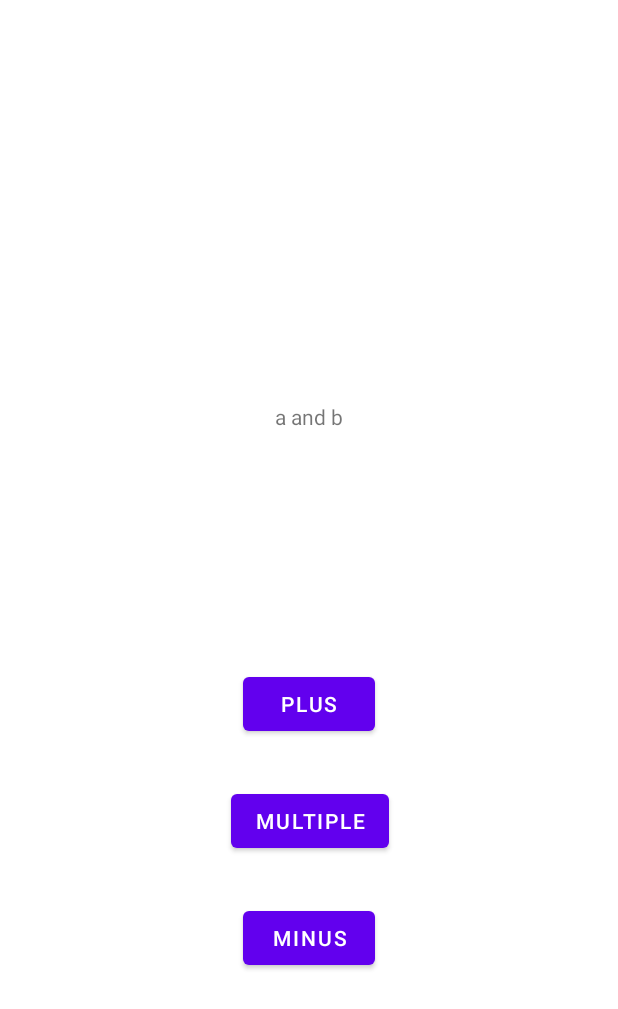
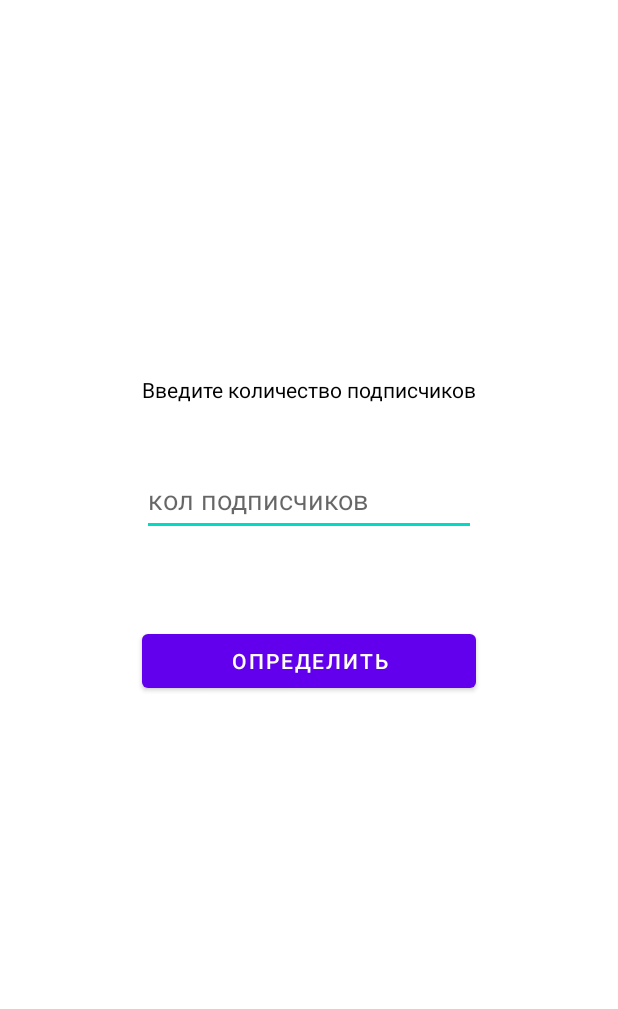
Before and after one commit to LenaMishanina/android-studio-lessons, an Android app: the layout activity_main.xml on its own in the app's theme, with its tools: preview values and no code run, on a phone screen of 412 x 824 dp. Shown: the top 1009 px of the screen. Run offline under Robolectric (Android 15) with nearby library versions, the phone set to English and light mode, and no system bars.

Commit message:
Application -> get status bloger

```diff
--- a/MyFirstApplication/app/src/main/java/com/example/myfirstapplication/MainActivity.kt
+++ b/MyFirstApplication/app/src/main/java/com/example/myfirstapplication/MainActivity.kt
@@ -1,39 +1,33 @@
 package com.example.myfirstapplication
 
-import android.annotation.SuppressLint
 import androidx.appcompat.app.AppCompatActivity
 import android.os.Bundle
 import android.util.Log
 import android.view.View
-import android.widget.Button
-import android.widget.TextView
 import com.example.myfirstapplication.databinding.ActivityMainBinding
 
 class MainActivity : AppCompatActivity() {
     lateinit var bind : ActivityMainBinding
-    val a = 123
-    val b = 56
 
-    @SuppressLint("SetTextI18n")
     override fun onCreate(savedInstanceState: Bundle?) {
         super.onCreate(savedInstanceState)
         bind = ActivityMainBinding.inflate(layoutInflater)
         setContentView(bind.root)//root - контейнер, где лежат все элементы
 
-        bind.tvVar.text = "$a and $b"
+        bind.btnGetResult.setOnClickListener {
+            if (bind.edNumFollows.text.toString() == "") {
+                bind.tvResult.text = "Введите количество ваших подписчиков!"
+            } else {
+                val numFollow = bind.edNumFollows.text.toString().toInt()
 
-        bind.btnMinus.setOnClickListener {
-            val c = a - b
-            bind.tvResult.text = c.toString()
+                Log.d("MainActivityLog", "Result = $numFollow")
+                bind.tvResult.text = when (numFollow) {
+                    in 0..1000 -> "Cool"
+                    in 1000..100000 -> "Super cool"
+                    else -> "Mega cool"
+                }
+            }
+            bind.tvResult.visibility = View.VISIBLE
         }
-        bind.btnMultiple.setOnClickListener {
-            val c = a * b
-            bind.tvResult.text = c.toString()
-        }
-        bind.btnPlus.setOnClickListener {
-            val c = a + b
-            bind.tvResult.text = c.toString()
-        }
-
     }
 }
--- a/MyFirstApplication/app/src/main/res/layout/activity_main.xml
+++ b/MyFirstApplication/app/src/main/res/layout/activity_main.xml
@@ -6,63 +6,51 @@
     android:layout_height="match_parent"
     tools:context=".MainActivity">
 
+
     <TextView
-        android:id="@+id/tvResult"
+        android:id="@+id/textView"
         android:layout_width="wrap_content"
         android:layout_height="wrap_content"
-        android:text="Calculate"
-        android:textColor="@color/white"
-        android:textSize="18dp"
-        android:textStyle="bold"
-        app:layout_constraintBottom_toBottomOf="parent"
-        app:layout_constraintEnd_toEndOf="parent"
-        app:layout_constraintStart_toStartOf="parent"
-        app:layout_constraintTop_toTopOf="parent"
-        app:layout_constraintVertical_bias="0.466" />
-
-    <Button
-        android:id="@+id/btnPlus"
-        android:layout_width="wrap_content"
-        android:layout_height="wrap_content"
-        android:layout_marginBottom="64dp"
-        android:text="Plus"
-        app:layout_constraintBottom_toBottomOf="parent"
-        app:layout_constraintEnd_toEndOf="@+id/tvResult"
-        app:layout_constraintHorizontal_bias="0.538"
-        app:layout_constraintStart_toStartOf="@+id/tvResult"
-        app:layout_constraintTop_toBottomOf="@id/tvResult"
-        app:layout_constraintVertical_bias="0.153" />
-
-    <Button
-        android:id="@+id/btnMultiple"
-        android:layout_width="wrap_content"
-        android:layout_height="wrap_content"
-        android:layout_marginTop="30dp"
-        android:text="Multiple"
-        app:layout_constraintEnd_toEndOf="@+id/btnPlus"
-        app:layout_constraintHorizontal_bias="0.473"
-        app:layout_constraintStart_toStartOf="@+id/btnPlus"
-        app:layout_constraintTop_toBottomOf="@+id/btnPlus" />
-
-    <Button
-        android:id="@+id/btnMinus"
-        android:layout_width="wrap_content"
-        android:layout_height="wrap_content"
-        android:layout_marginTop="30dp"
-        android:text="Minus"
-        app:layout_constraintEnd_toEndOf="@+id/btnMultiple"
-        app:layout_constraintHorizontal_bias="0.473"
-        app:layout_constraintStart_toStartOf="@+id/btnMultiple"
-        app:layout_constraintTop_toBottomOf="@+id/btnMultiple" />
-
-    <TextView
-        android:id="@+id/tvVar"
-        android:layout_width="wrap_content"
-        android:layout_height="wrap_content"
-        android:layout_marginTop="268dp"
-        android:text="a and b"
+        android:layout_marginTop="250dp"
+        android:text="Введите количество подписчиков"
+        android:textColor="@color/black"
         app:layout_constraintEnd_toEndOf="parent"
         app:layout_constraintStart_toStartOf="parent"
         app:layout_constraintTop_toTopOf="parent" />
 
+    <EditText
+        android:id="@+id/edNumFollows"
+        android:layout_width="0dp"
+        android:layout_height="wrap_content"
+        android:layout_marginTop="40dp"
+        android:ems="10"
+        android:hint="кол подписчиков"
+        android:inputType="number"
+        android:minHeight="48dp"
+        app:layout_constraintEnd_toEndOf="@+id/textView"
+        app:layout_constraintStart_toStartOf="@+id/textView"
+        app:layout_constraintTop_toBottomOf="@+id/textView" />
+
+    <TextView
+        android:id="@+id/tvResult"
+        android:layout_width="0dp"
+        android:layout_height="wrap_content"
+        android:layout_marginTop="20dp"
+        android:gravity="center"
+        android:text="TextView"
+        android:textColor="@android:color/holo_green_dark"
+        android:visibility="invisible"
+        app:layout_constraintEnd_toEndOf="@+id/edNumFollows"
+        app:layout_constraintStart_toStartOf="@+id/edNumFollows"
+        app:layout_constraintTop_toBottomOf="@+id/edNumFollows" />
+
+    <Button
+        android:id="@+id/btnGetResult"
+        android:layout_width="0dp"
+        android:layout_height="wrap_content"
+        android:layout_marginTop="20dp"
+        android:text="Определить"
+        app:layout_constraintEnd_toEndOf="@+id/tvResult"
+        app:layout_constraintStart_toStartOf="@+id/tvResult"
+        app:layout_constraintTop_toBottomOf="@+id/tvResult" />
 </androidx.constraintlayout.widget.ConstraintLayout>
```
Also changed, not shown: 1 other file.
